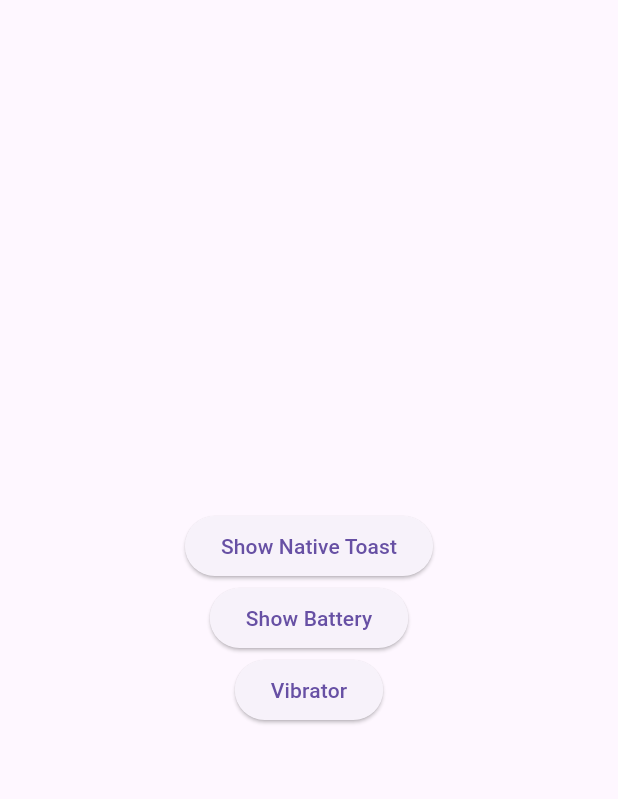
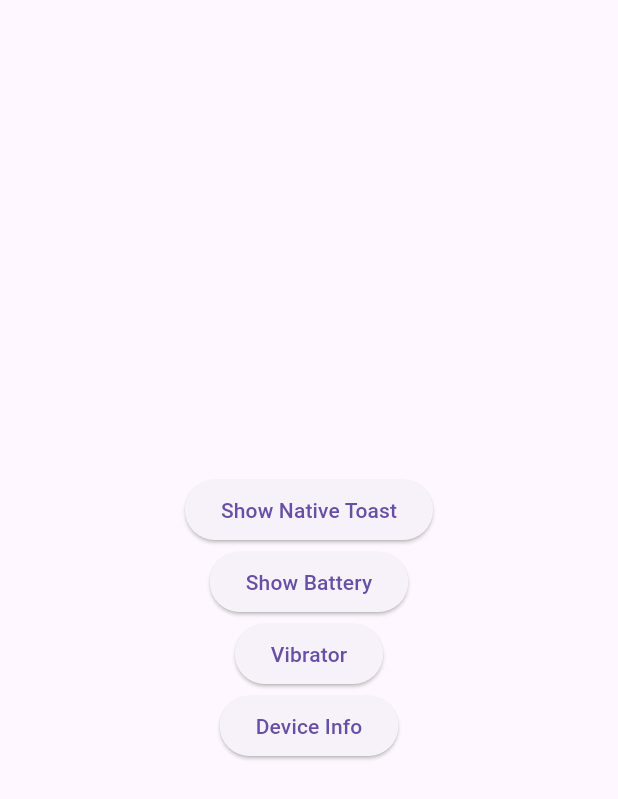
Before and after one commit to sinancholakkal/Native-Communication, a Flutter app: the screen it shows after launch, on a phone screen of 412 x 824 dp. Shown: the top 799 px of the screen. Run offline on Flutter 3.47's test engine with Material 3 defaults, Android fonts, the phone set to English and light mode, and no system bars.

Commit message:
Getting device info using method channel

```diff
--- a/lib/main.dart
+++ b/lib/main.dart
@@ -30,7 +30,7 @@ class HomeScreen extends StatefulWidget {
 
 class _HomeScreenState extends State<HomeScreen> {
   String? batteryLevel;
-
+  String? deviceInfo;
   @override
   Widget build(BuildContext context) {
     return Scaffold(
@@ -52,6 +52,16 @@ class _HomeScreenState extends State<HomeScreen> {
             ElevatedButton(onPressed: (){
               PlatformService().onVibrator();
             }, child: Text("Vibrator")),
+            ElevatedButton(onPressed: ()async{
+             final info =await PlatformService().getDeviceInfo();
+             setState(() {
+               deviceInfo = info;
+             });
+            }, child: Text("Device Info")),
+            if(deviceInfo!=null)Padding(
+              padding: const EdgeInsets.symmetric(horizontal: 40),
+              child: Text(deviceInfo.toString()),
+            ),
           ],
         ),
       ),
--- a/lib/platform_service.dart
+++ b/lib/platform_service.dart
@@ -23,4 +23,7 @@ class PlatformService{
   void onVibrator(){
     channel.invokeMethod("vibrateDevice");
   }
+  Future<String> getDeviceInfo()async{
+    return await channel.invokeMethod("deviceInfo");
+  }
 }
```
Also changed, not shown: 1 other file.
